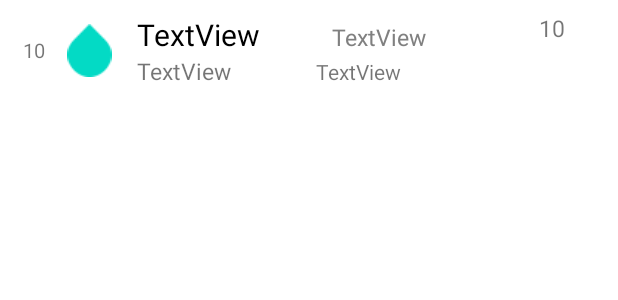
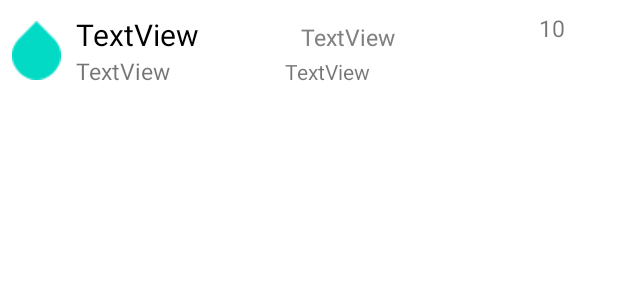
Before and after one commit to matzip-exe/Client, an Android app: the layout recycle_matziplist_avgcost_view.xml on its own in the app's theme, with its tools: preview values and no code run, on a phone screen of 412 x 824 dp. Shown: the top 300 px of the screen. Run offline under Robolectric (Android 15) with nearby library versions, the phone set to English and light mode, and no system bars.

Commit message:
MOD matziplist.xml

```diff
--- a/app/src/main/res/layout/recycle_matziplist_avgcost_view.xml
+++ b/app/src/main/res/layout/recycle_matziplist_avgcost_view.xml
@@ -12,7 +12,7 @@
         android:layout_width="match_parent"
         android:layout_height="match_parent"
         android:layout_margin="4dp"
-        android:layout_weight="8"
+        android:layout_weight="9"
         android:gravity="center"
         android:orientation="horizontal">
 
@@ -24,12 +24,13 @@
             android:layout_weight="1"
             android:gravity="center"
             android:text="10"
-            android:textSize="13sp" />
+            android:textSize="13sp"
+            android:visibility="gone" />
 
         <ImageView
             android:id="@+id/img_matziplist_avgcost_type"
-            android:layout_width="35dp"
-            android:layout_height="35dp"
+            android:layout_width="match_parent"
+            android:layout_height="match_parent"
             android:layout_weight="1"
             android:scaleType="fitCenter"
             app:srcCompat="?android:attr/textSelectHandle" />
@@ -39,7 +40,7 @@
         android:layout_width="match_parent"
         android:layout_height="match_parent"
         android:layout_margin="4dp"
-        android:layout_weight="4"
+        android:layout_weight="3"
         android:gravity="center"
         android:orientation="vertical">
 
```
Also changed, not shown: app/src/main/res/layout/recycle_matziplist_distance_view.xml (+6 -5 lines), app/src/main/res/layout/recycle_matziplist_visit_view.xml (+6 -5 lines).
